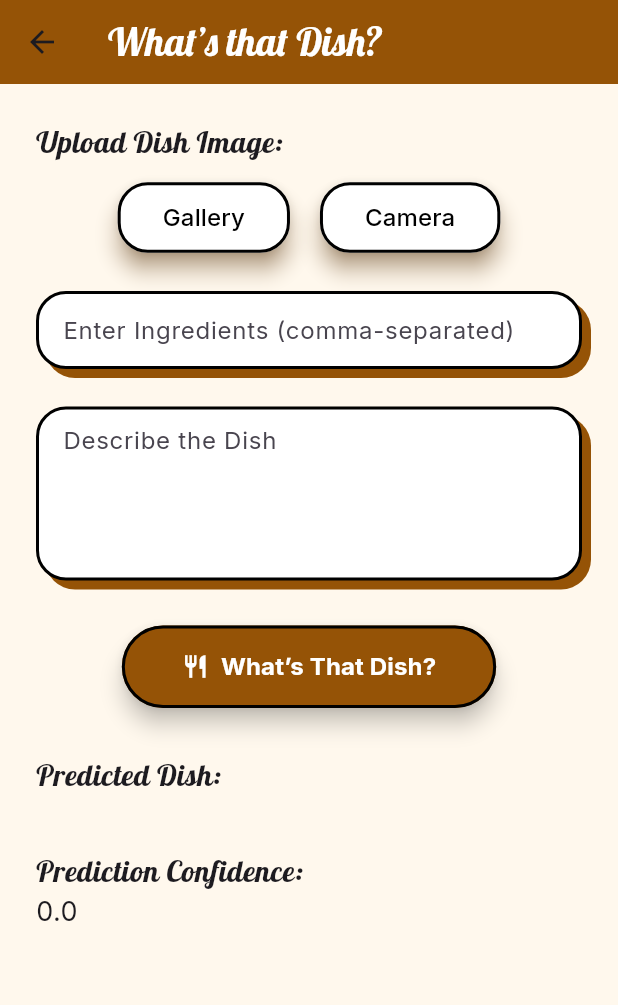
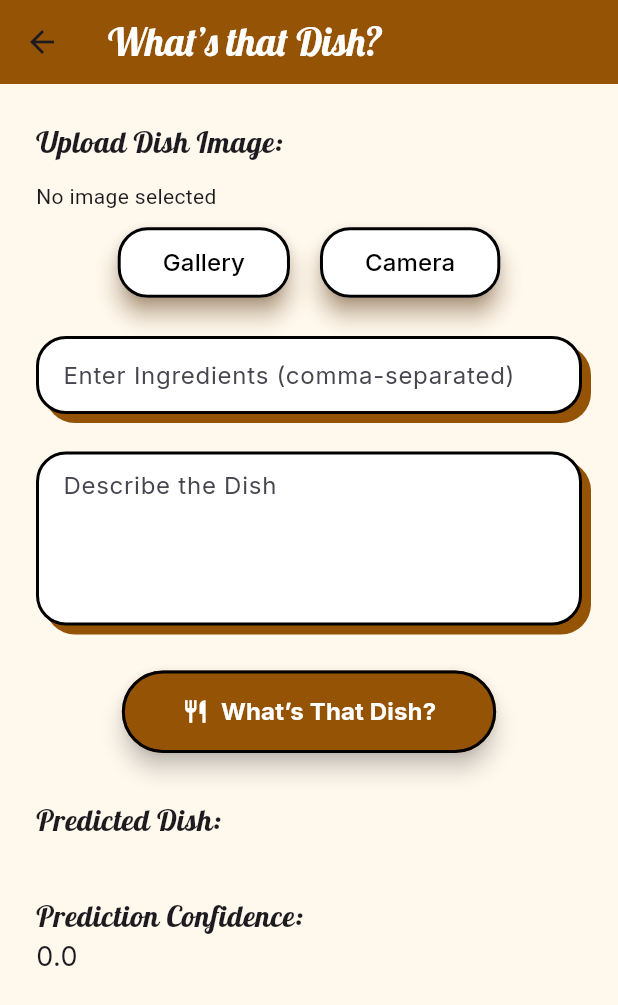
Before and after one commit to ZifanSi/whats-that-dish-app, a Flutter app: the BlackboardPage screen opened by its route, on a phone screen of 412 x 824 dp. Shown: the top 1005 px of the screen. Run offline on Flutter 3.47's test engine with Material 3 defaults, Android fonts, the phone set to English and light mode, and no system bars; our stand-ins replace flutter_dotenv, google_fonts, image_picker.

Commit message:
image + scroll in blackboard

```diff
--- a/lib/screens/experts/blackboard.dart
+++ b/lib/screens/experts/blackboard.dart
@@ -108,11 +108,22 @@ Future<void> controller() async {
       ),
       body: Padding(
         padding: const EdgeInsets.all(24),
+        child:SingleChildScrollView(
             child: Column(
             crossAxisAlignment: CrossAxisAlignment.start,
             children: [
               Text("Upload Dish Image:", style: GoogleFonts.lobster(fontSize: 20)),
               const SizedBox(height: 12),
+              Column(
+            crossAxisAlignment: CrossAxisAlignment.start,
+              children: [
+                // Image input.
+                _image == null
+                    ? const Text('No image selected')
+                    : Image.file(_image!, height: 200),
+                  const SizedBox(height: 10),
+              ],
+              ),
               Row(
                 mainAxisAlignment: MainAxisAlignment.center,
                 children: [
@@ -208,6 +219,7 @@ Future<void> controller() async {
             ],
             ),
         ),
+      ),
     );
   }
 }
```
Lines whose indentation alone changed are shown as unchanged.
